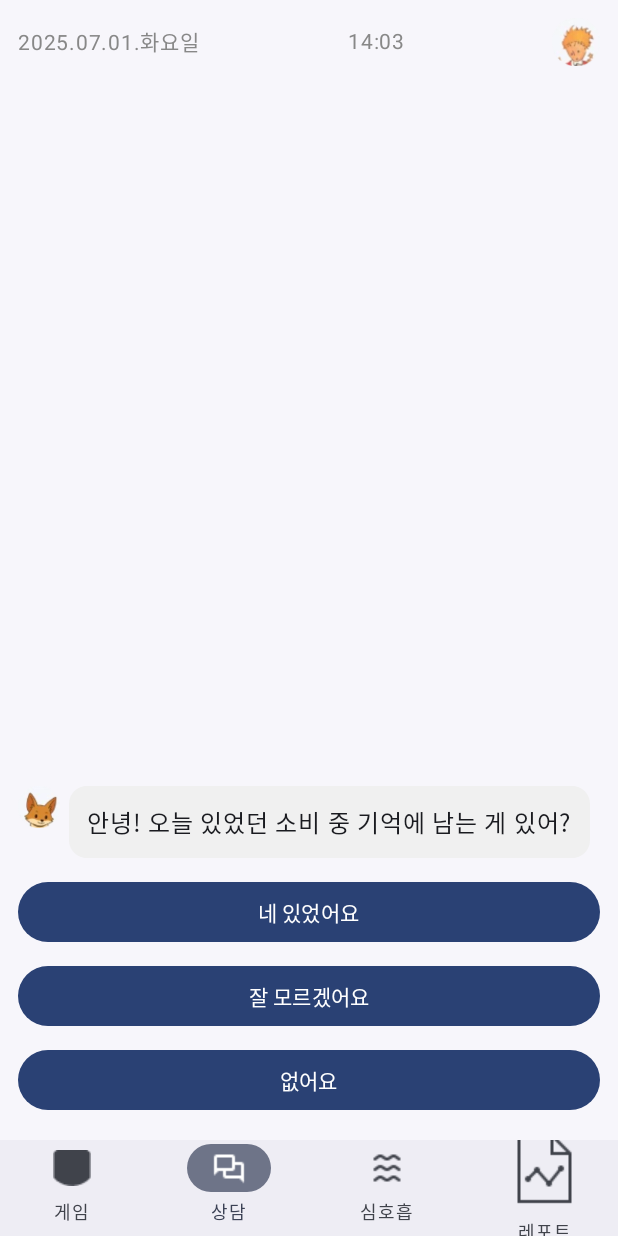
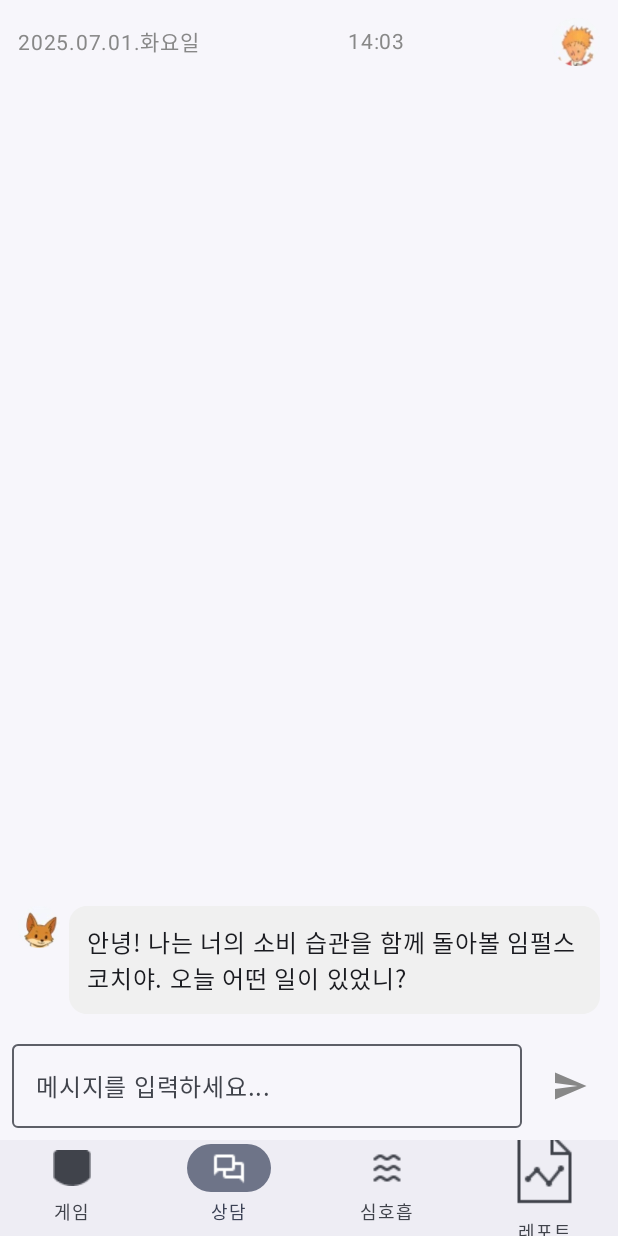
Before and after one commit to 2025-eStart/TETS-archive, an Android app built with Jetpack Compose: the ChatScreen screen opened through its navigation route, on a phone screen of 412 x 824 dp. Run offline under Robolectric (Android 15) with nearby library versions, the phone set to English and light mode, and no system bars.

Commit message:
feat(ui): 채팅 화면에서 사용자 입력 받기

```diff
--- a/frontend-android/app/src/main/java/com/example/impulsecoachapp/ui/screens/chat/ChatScreen.kt
+++ b/frontend-android/app/src/main/java/com/example/impulsecoachapp/ui/screens/chat/ChatScreen.kt
@@ -16,11 +16,19 @@
 import androidx.compose.foundation.lazy.LazyColumn
 import androidx.compose.foundation.lazy.items
 import androidx.compose.foundation.shape.RoundedCornerShape
+import androidx.compose.material.icons.Icons
+import androidx.compose.material.icons.filled.Send
 import androidx.compose.material3.Button
+import androidx.compose.material3.Icon
+import androidx.compose.material3.IconButton
+import androidx.compose.material3.OutlinedTextField
 import androidx.compose.material3.Text
 import androidx.compose.runtime.Composable
 import androidx.compose.runtime.collectAsState
 import androidx.compose.runtime.getValue
+import androidx.compose.runtime.mutableStateOf
+import androidx.compose.runtime.remember
+import androidx.compose.runtime.setValue
 import androidx.compose.ui.Alignment
 import androidx.compose.ui.Modifier
 import androidx.compose.ui.graphics.Color
@@ -57,7 +65,46 @@
             MessageList(
                 messages = messages,
                 onOptionSelected = { viewModel.handleUserSelection(it) },
-                modifier = Modifier.weight(1f)
+                modifier = Modifier.weight(1f) // [수정] 메시지 리스트가 남은 공간을 모두 차지하도록
+            )
+            // [추가] 사용자 입력 컴포저블
+            UserInput(
+                onSendMessage = { text ->
+                    viewModel.sendMessage(text)
+                }
+            )
+        }
+    }
+}
+
+// [추가] 사용자 입력을 위한 컴포저블
+@Composable
+fun UserInput(onSendMessage: (String) -> Unit) {
+    var text by remember { mutableStateOf("") }
+
+    Row(
+        modifier = Modifier
+            .fillMaxWidth()
+            .padding(8.dp),
+        verticalAlignment = Alignment.CenterVertically
+    ) {
+        OutlinedTextField(
+            value = text,
+            onValueChange = { text = it },
+            modifier = Modifier.weight(1f),
+            placeholder = { Text("메시지를 입력하세요...") }
+        )
+        Spacer(modifier = Modifier.width(8.dp))
+        IconButton(onClick = {
+            if (text.isNotBlank()) {
+                onSendMessage(text)
+                text = "" // 메시지 전송 후 입력창 비우기
+            }
+        }) {
+            Icon(
+                imageVector = Icons.Default.Send,
+                contentDescription = "Send Message",
+                tint = Color.Gray
             )
         }
     }
@@ -133,6 +180,9 @@
             }
         }
         is ChatMessage.ChoiceMessage -> {
+            // [수정] 선택지 버튼 UI는 그대로 두거나, 텍스트 입력과 병행할 수 있도록 유지합니다.
+            // 여기서는 사용자가 텍스트로 자유롭게 입력하는 것이 주된 시나리오이므로,
+            // 이 UI가 나타나는 빈도는 줄어들 수 있습니다.
             Column {
                 message.options.forEach { option ->
                     Button(
```
Also changed, not shown: frontend-android/app/src/main/java/com/example/impulsecoachapp/ui/screens/chat/ChatViewModel.kt (+34 -7 lines), frontend-android/app/src/main/java/com/example/impulsecoachapp/ui/screens/chat/DummyChatRepository.kt (+49 -1 lines).
